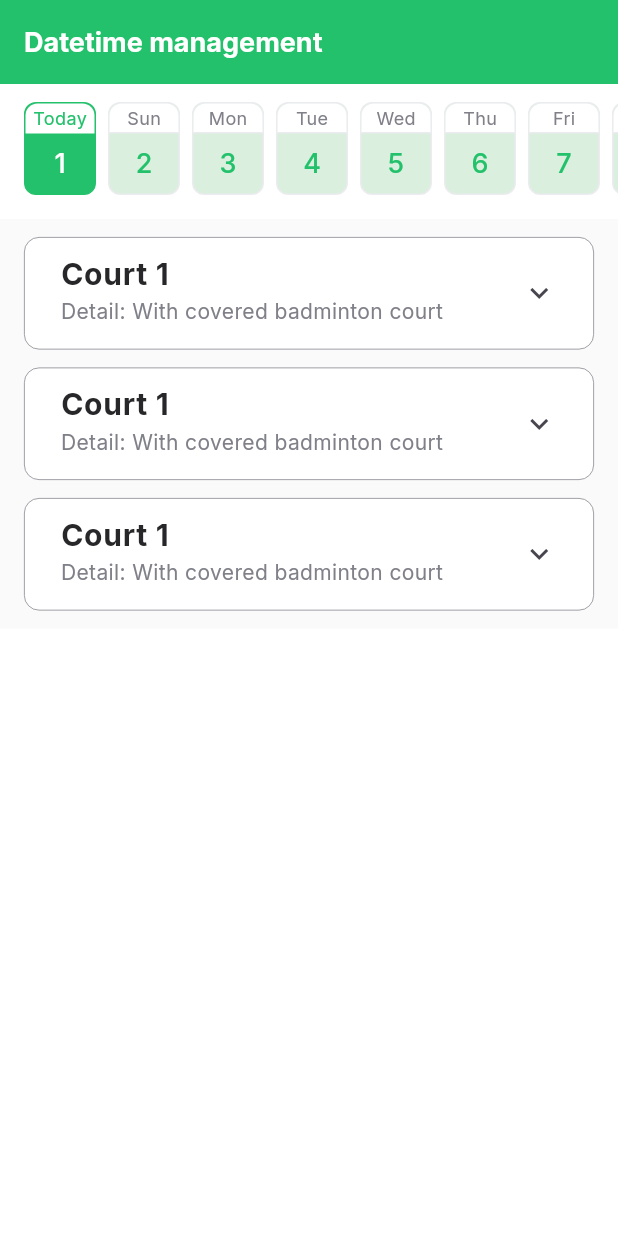
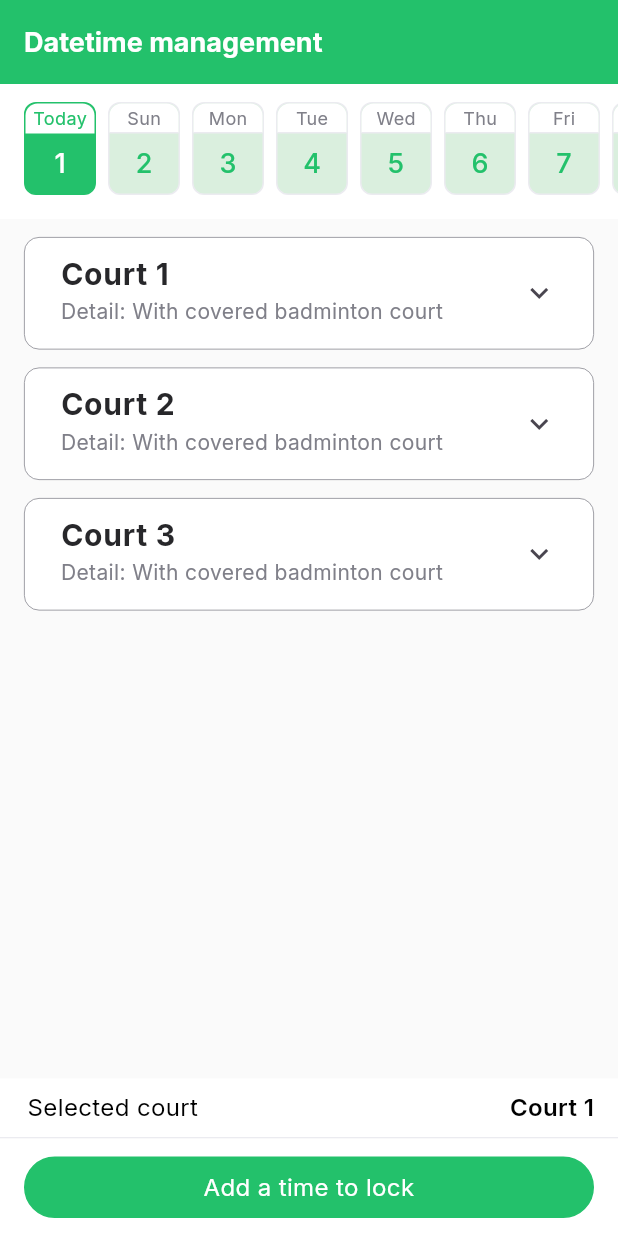
Before and after one commit to MinhNhatQA15101910/se121.badcourt, a Flutter app: the screen it shows after launch, on a phone screen of 412 x 824 dp. Run offline on Flutter 3.47's test engine with Material 3 defaults, Android fonts, the light colour scheme and no system bars; our stand-ins replace carousel_slider, dotted_line, email_validator, flutter_rating_bar, flutter_svg, google_fonts and 6 more; missing offline and left inert: flutter_icon_snackbar, vietmap_flutter_gl.

Commit message:
Update TimePicker

```diff
--- a/frontend/lib/features/manager/datetime_management/screens/datetime_management_screen.dart
+++ b/frontend/lib/features/manager/datetime_management/screens/datetime_management_screen.dart
@@ -1,8 +1,9 @@
 import 'package:flutter/material.dart';
+import 'package:frontend/common/widgets/custom_buttom.dart';
 import 'package:frontend/constants/global_variables.dart';
-import 'package:frontend/features/manager/datetime_management/widgets/booking_widget.dart';
 import 'package:frontend/features/manager/datetime_management/widgets/court_expand.dart';
 import 'package:frontend/features/manager/datetime_management/widgets/date_tag.dart';
+import 'package:frontend/features/manager/datetime_management/widgets/timepicker_btm_sheet.dart';
 import 'package:google_fonts/google_fonts.dart';
 
 class DatetimeManagementScreen extends StatefulWidget {
@@ -58,6 +59,11 @@ class _DatetimeManagementScreenState extends State<DatetimeManagementScreen> {
         ),
       ),
       body: Container(
+        color: GlobalVariables.defaultColor,
+        child: Column(
+          mainAxisAlignment: MainAxisAlignment.spaceBetween,
+          children: [
+            Flexible(
               child: SingleChildScrollView(
                 child: Column(
                   children: [
@@ -95,15 +101,18 @@ class _DatetimeManagementScreenState extends State<DatetimeManagementScreen> {
                         children: [
                           CourtExpand(
                             titleText: 'Court 1',
-                        descriptionText: 'Detail: With covered badminton court',
+                            descriptionText:
+                                'Detail: With covered badminton court',
                           ),
                           CourtExpand(
-                        titleText: 'Court 1',
-                        descriptionText: 'Detail: With covered badminton court',
+                            titleText: 'Court 2',
+                            descriptionText:
+                                'Detail: With covered badminton court',
                           ),
                           CourtExpand(
-                        titleText: 'Court 1',
-                        descriptionText: 'Detail: With covered badminton court',
+                            titleText: 'Court 3',
+                            descriptionText:
+                                'Detail: With covered badminton court',
                           ),
                         ],
                       ),
@@ -111,6 +120,100 @@ class _DatetimeManagementScreenState extends State<DatetimeManagementScreen> {
                   ],
                 ),
               ),
-        ));
+            ),
+            Container(
+              child: Column(
+                children: [
+                  Container(
+                    height: 40,
+                    padding:
+                        const EdgeInsets.symmetric(horizontal: 16, vertical: 8),
+                    decoration: BoxDecoration(
+                        color: Colors.white,
+                        border: Border(
+                          bottom: BorderSide(
+                            color: GlobalVariables.grey,
+                            width: 1.0,
+                          ),
+                        )),
+                    child: Row(
+                      mainAxisSize: MainAxisSize.max,
+                      mainAxisAlignment: MainAxisAlignment.spaceBetween,
+                      crossAxisAlignment: CrossAxisAlignment.center,
+                      children: [
+                        _subTotalText('Selected court '),
+                        _subTotalPriceText('Court 1'),
+                      ],
+                    ),
+                  ),
+                  Container(
+                    color: GlobalVariables.white,
+                    padding: EdgeInsets.symmetric(
+                      horizontal: 16,
+                      vertical: 12,
+                    ),
+                    child: CustomButton(
+                      onTap: () => {
+                        showModalBottomSheet<dynamic>(
+                          context: context,
+                          useRootNavigator: true,
+                          isScrollControlled: true,
+                          builder: (BuildContext context) {
+                            return Container(
+                              decoration: BoxDecoration(
+                                color: Colors.white,
+                                borderRadius: BorderRadius.only(
+                                  topLeft: Radius.circular(8),
+                                  topRight: Radius.circular(8),
+                                ),
+                              ),
+                              child: TimePickerBottomSheet(),
+                            );
+                          },
+                        ),
+                      },
+                      buttonText: 'Add a time to lock',
+                      borderColor: GlobalVariables.green,
+                      fillColor: GlobalVariables.green,
+                      textColor: Colors.white,
+                    ),
+                  ),
+                ],
+              ),
+            ),
+          ],
+        ),
+      ),
+    );
+  }
+
+  Widget _subTotalText(String text) {
+    return Text(
+      text,
+      textAlign: TextAlign.center,
+      style: GoogleFonts.inter(
+        fontSize: 16,
+        color: Colors.black,
+        textStyle: const TextStyle(
+          overflow: TextOverflow.ellipsis,
+          fontWeight: FontWeight.w400,
+        ),
+      ),
+    );
+  }
+
+  Widget _subTotalPriceText(String text) {
+    return Text(
+      text,
+      textAlign: TextAlign.center,
+      style: GoogleFonts.inter(
+        fontSize: 16,
+        color: Colors.black,
+        textStyle: const TextStyle(
+          overflow: TextOverflow.ellipsis,
+          fontWeight: FontWeight.w600,
+        ),
+      ),
+    );
   }
 }
--- a/frontend/lib/features/manager/datetime_management/widgets/timespan_container.dart
+++ b/frontend/lib/features/manager/datetime_management/widgets/timespan_container.dart
@@ -72,8 +72,8 @@ class timespanContainer extends StatelessWidget {
                     ],
                   ),
                   Positioned(
-                    top: 4, // Đặt vị trí ở đầu trên của Stack
-                    right: 0, // Đặt vị trí ở cạnh phải của Stack
+                    top: 4,
+                    right: 0,
                     child: GestureDetector(
                       onTap: () {},
                       child: Icon(
--- a/frontend/lib/features/manager/intro/screens/intro_screen.dart
+++ b/frontend/lib/features/manager/intro/screens/intro_screen.dart
@@ -1,10 +1,7 @@
-import 'package:flutter/cupertino.dart';
 import 'package:frontend/common/widgets/custom_buttom.dart';
-import 'package:frontend/common/widgets/custom_textfield.dart';
 import 'package:frontend/constants/global_variables.dart';
 import 'package:frontend/features/manager/intro/widgets/facility_item.dart';
 import 'package:google_fonts/google_fonts.dart';
-import 'package:vietmap_flutter_gl/vietmap_flutter_gl.dart';
 import 'package:flutter/material.dart';
 
 class IntroScreen extends StatefulWidget {
@@ -16,7 +13,6 @@ class IntroScreen extends StatefulWidget {
 }
 
 class _IntroScreenState extends State<IntroScreen> {
-  VietmapController? _mapController;
   @override
   Widget build(BuildContext context) {
     return Scaffold(
--- a/frontend/lib/features/player/facility_detail/screens/court_detail_screen.dart
+++ b/frontend/lib/features/player/facility_detail/screens/court_detail_screen.dart
@@ -1,8 +1,5 @@
 import 'package:flutter/material.dart';
 import 'package:frontend/features/player/facility_detail/widgets/booking_widget.dart';
-import 'package:frontend/models/user.dart';
-import 'package:frontend/providers/user_provider.dart';
-import 'package:provider/provider.dart';
 
 class CourtDetailScreen extends StatelessWidget {
   const CourtDetailScreen({super.key});
--- a/frontend/pubspec.yaml
+++ b/frontend/pubspec.yaml
@@ -51,6 +51,7 @@ dependencies:
   vietmap_flutter_gl: ^2.0.1
   flutter_rating_bar: ^4.0.1
   intl: ^0.19.0
+  numberpicker: ^2.1.1
 
 dev_dependencies:
   flutter_test:
```
Also changed, not shown: frontend/lib/features/manager/add_facility/screens/map_screen.dart (+1 -6 lines), frontend/lib/features/manager/datetime_management/widgets/booking_widget.dart (+2 -44 lines), frontend/lib/features/manager/datetime_management/widgets/timepicker_btm_sheet.dart (added, +368 -0 lines), frontend/lib/features/manager/home/screens/home_screen.dart (+0 -9 lines), frontend/pubspec.lock. Lines whose indentation alone changed are shown as unchanged.
